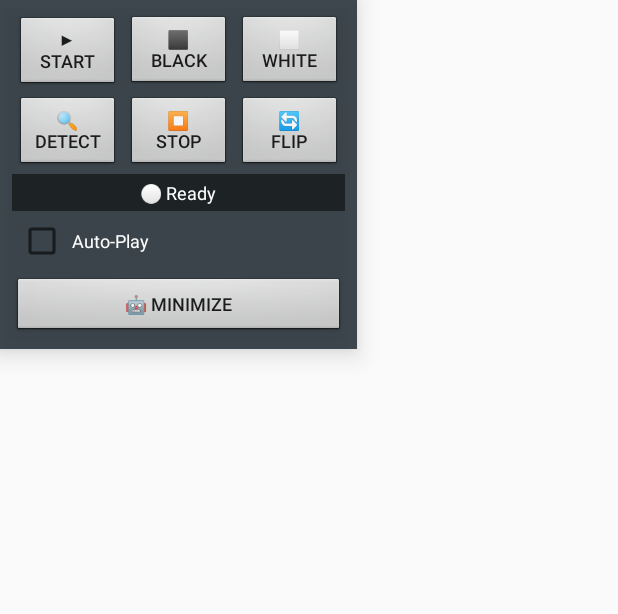
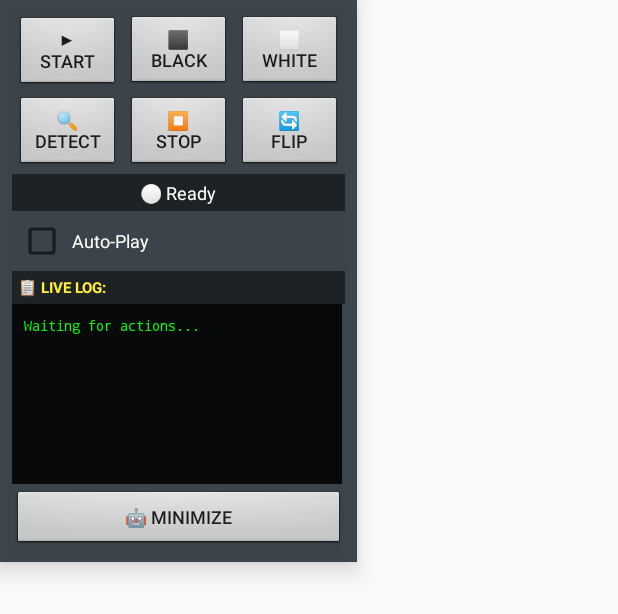
Before and after one commit to ashish66212/Faluda, an Android app: the layout overlay_compact.xml on its own in the app's theme, with its tools: preview values and no code run, on a phone screen of 412 x 824 dp. Shown: the top 614 px of the screen. Run offline under Robolectric (Android 15) with nearby library versions, the phone set to English and light mode, and no system bars.

Commit message:
Fix app issues: Add live logging and fix API endpoints

```diff
--- a/ChessChatApp/ChessChatApp/app/src/main/res/layout/overlay_compact.xml
+++ b/ChessChatApp/ChessChatApp/app/src/main/res/layout/overlay_compact.xml
@@ -110,6 +110,34 @@
             android:paddingStart="4dp" />
     </LinearLayout>
 
+    <!-- LIVE LOG VIEW - NEW -->
+    <TextView
+        android:layout_width="match_parent"
+        android:layout_height="wrap_content"
+        android:text="📋 LIVE LOG:"
+        android:textSize="10sp"
+        android:textColor="#FFEB3B"
+        android:textStyle="bold"
+        android:padding="4dp"
+        android:background="#80000000" />
+
+    <ScrollView
+        android:layout_width="220dp"
+        android:layout_height="120dp"
+        android:background="#DD000000"
+        android:padding="4dp">
+
+        <TextView
+            android:id="@+id/liveLogTextView"
+            android:layout_width="match_parent"
+            android:layout_height="wrap_content"
+            android:text="Waiting for actions..."
+            android:textSize="9sp"
+            android:textColor="#00FF00"
+            android:fontFamily="monospace"
+            android:padding="4dp" />
+    </ScrollView>
+
     <!-- Minimize Button -->
     <Button
         android:id="@+id/minimizeButton"
```
